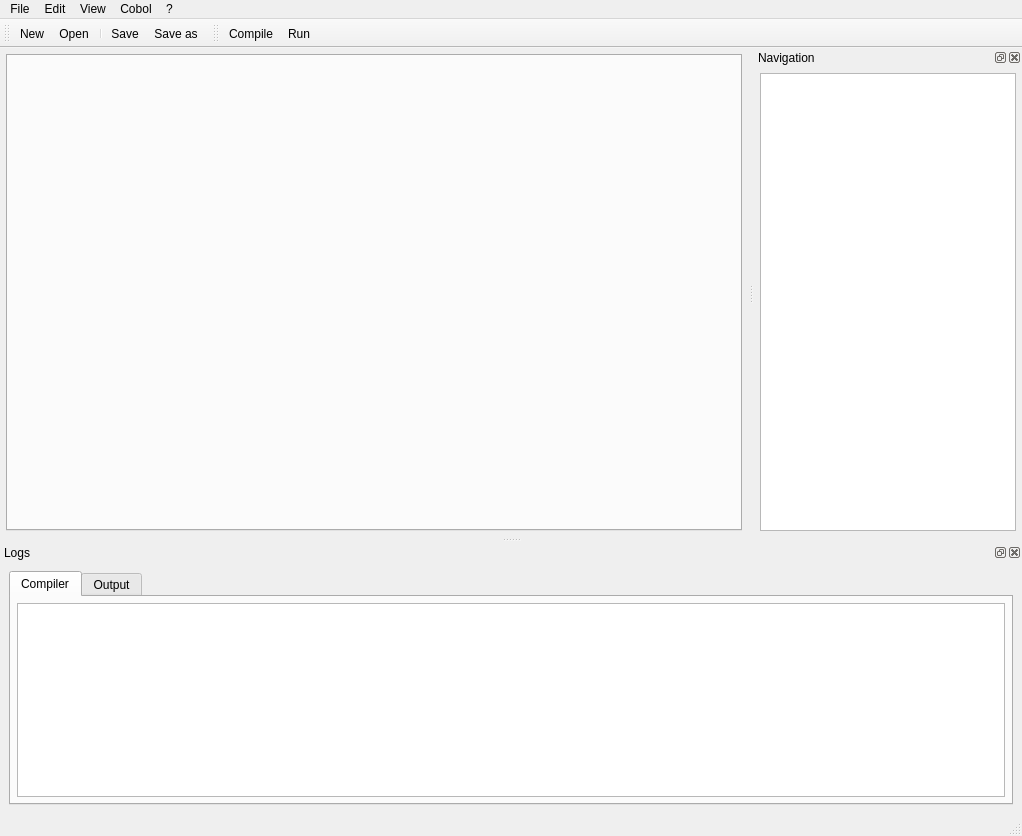
Qt form oci/ui/ide.ui (OpenCobolIDE/OpenCobolIDE) before a commit.
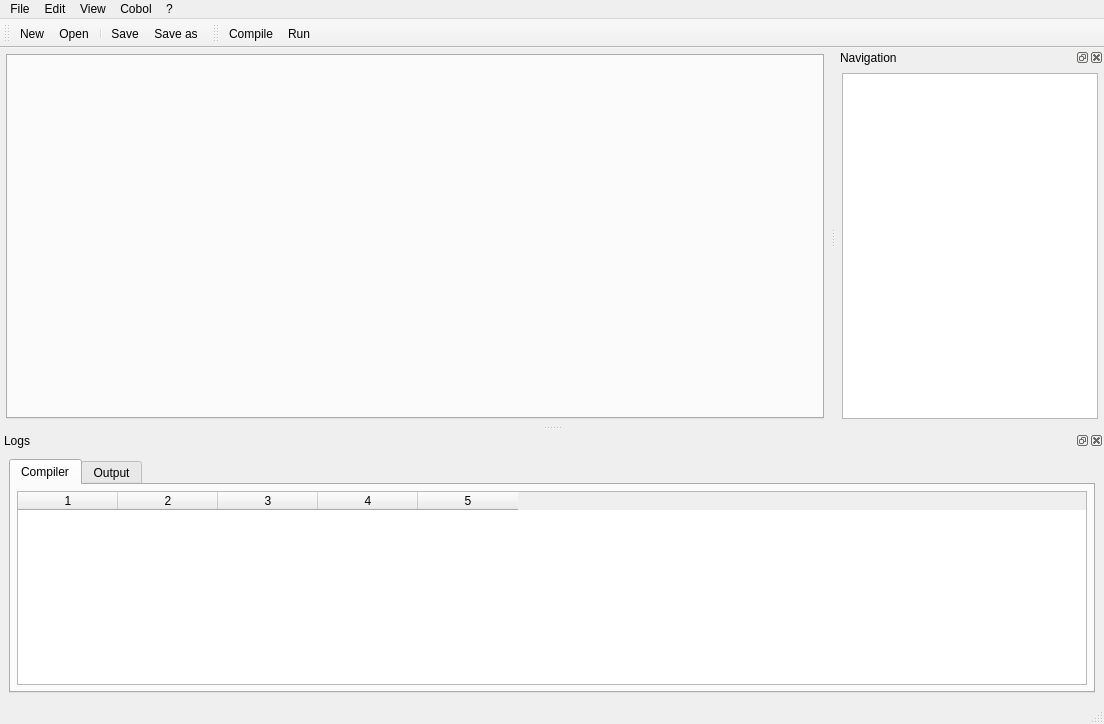
The same form after that commit. The open tabs and pages were chosen to show the change. Icons and pictures are not drawn. Custom widgets are drawn as their Qt base class.

Commit message: Replace compiler log list widget by the QErrorsTable widget. Replace program output text edit by a QInteractiveConsole

```diff
--- a/oci/ui/ide.ui
+++ b/oci/ui/ide.ui
@@ -6,8 +6,8 @@
    <rect>
     <x>0</x>
     <y>0</y>
-    <width>1022</width>
-    <height>836</height>
+    <width>1104</width>
+    <height>724</height>
    </rect>
   </property>
   <property name="minimumSize">
@@ -140,7 +140,13 @@
           <number>6</number>
          </property>
          <item row="0" column="0">
-          <widget class="QListWidget" name="listWidgetErrors"/>
+          <widget class="QErrorsTable" name="errorsTable">
+           <column/>
+           <column/>
+           <column/>
+           <column/>
+           <column/>
+          </widget>
          </item>
         </layout>
        </widget>
@@ -174,7 +180,7 @@
     <rect>
      <x>0</x>
      <y>0</y>
-     <width>1022</width>
+     <width>1104</width>
      <height>25</height>
     </rect>
    </property>
@@ -581,6 +587,11 @@
    <extends>QWidget</extends>
    <header>pyqode.widgets</header>
   </customwidget>
+  <customwidget>
+   <class>QErrorsTable</class>
+   <extends>QTableWidget</extends>
+   <header>pyqode.widgets</header>
+  </customwidget>
   <customwidget>
    <class>QInteractiveConsole</class>
    <extends>QTextEdit</extends>
```
Left out of the diff: 2 changed lines with no effect on the pictures.
